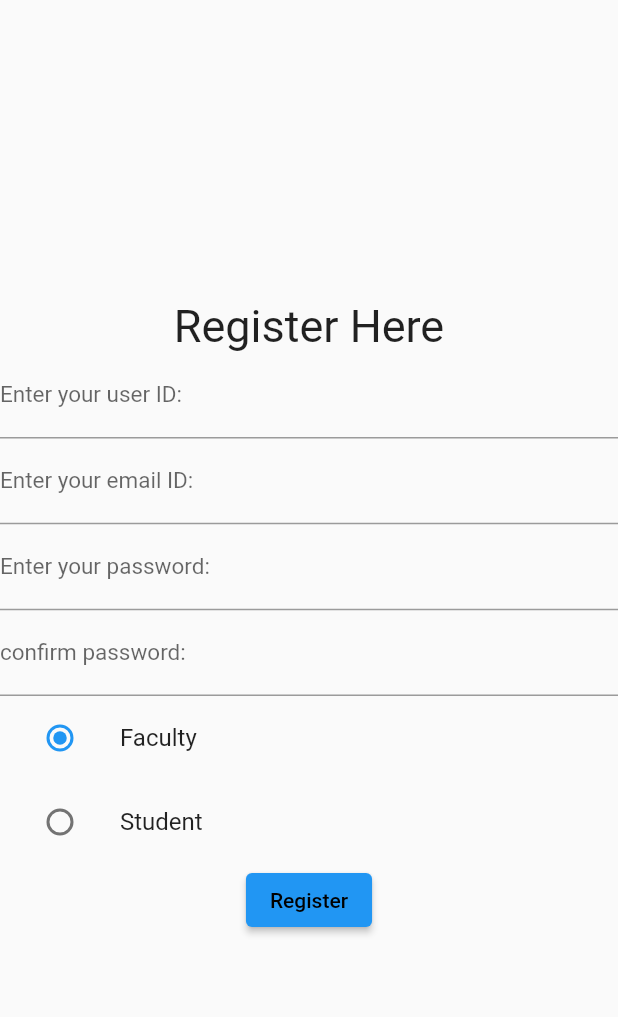
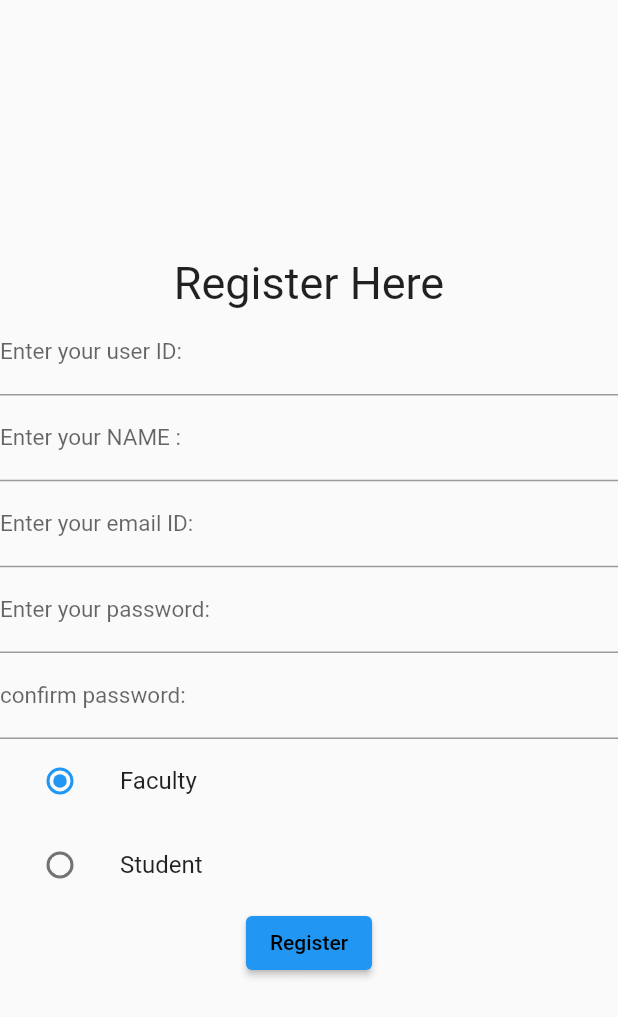
Before and after one commit to Being-Altruistic/AttendanceSystem_Flutter-main, a Flutter app: the screen it shows after launch, after a tap on "Sign In", on a phone screen of 412 x 824 dp. Shown: the top 1017 px of the screen. Run offline on Flutter 3.47's test engine with Material 2 defaults, Android fonts, the light colour scheme and no system bars; our stand-ins replace fluttertoast, shared_preferences; missing offline and left inert: dart:ffi, otp; network calls fail.

Commit message:
Added DrawerUserName instead of ID, Added NAME field in Registration, Modified DB parameters

```diff
--- a/lib/Dashboard.dart
+++ b/lib/Dashboard.dart
@@ -24,13 +24,15 @@ class Dashboard extends StatefulWidget {
 
 // Dashboard for Classroom Lists Nav Page
 class _DashboardState extends State<Dashboard> {
-  static String username = "";
+  static String user_name_saved_session_value = "";    // To access the stored user name session value to display in on DRAWER welcome message.
+  static String user_id_saved_session_value = "";      // To access the stored user ID session value to retrieve that user's respective classrooms
+
 
   // Session Management
   Future getUsername()async {
     SharedPreferences preferences = await SharedPreferences.getInstance();
     setState(() {
-      username = preferences.getString('username')!;
+      user_name_saved_session_value = preferences.getString('user_name')!;
     });
   }
 
@@ -43,12 +45,12 @@ class _DashboardState extends State<Dashboard> {
     // Getting the user_session value
 
     SharedPreferences preferences = await SharedPreferences.getInstance();
-    username = preferences.getString('username')!;
+    user_id_saved_session_value = preferences.getString('user_id')!;
 
     var url = "https://gopunchin.000webhostapp.com/get_classrooms_student.php";
     var response = await http.post(Uri.parse(url), body:
     {
-      'user_id': username
+      'user_id': user_id_saved_session_value
     });
     if(response.statusCode == 200) {
       final data = json.decode(response.body);
@@ -63,7 +65,9 @@ class _DashboardState extends State<Dashboard> {
   // LogOut Logic
   Future logOut(BuildContext context)async{
     SharedPreferences preferences = await SharedPreferences.getInstance();
-    preferences.remove('username');
+    preferences.remove('user_name');
+
+
     Fluttertoast.showToast(
         msg: "LogOut Successful",
         toastLength: Toast.LENGTH_SHORT,
@@ -111,7 +115,7 @@ class _DashboardState extends State<Dashboard> {
              DrawerHeader(decoration: BoxDecoration(
               color: Colors.cyan,
             ),
-              child: Text('Hello, $username',style:TextStyle(fontSize: 30),),
+              child: Text('Hello, $user_name_saved_session_value',style:TextStyle(fontSize: 20),),
             ),
             ListTile(
               title:  const Text('Log Out',style:TextStyle(color: Colors.red,fontSize: 25),),
--- a/lib/main.dart
+++ b/lib/main.dart
@@ -7,7 +7,7 @@ import 'login.dart';
 void main() async{
   WidgetsFlutterBinding.ensureInitialized();
   SharedPreferences preferences = await SharedPreferences.getInstance();
-  var username = preferences.getString('username');
+  var username = preferences.getString('user_name');
   runApp(MaterialApp(home: username == null ? HomePage(): Dashboard(),));
 }
 
--- a/lib/signin.dart
+++ b/lib/signin.dart
@@ -22,17 +22,19 @@ class _SigninPageState extends State<SigninPage> {
   TextEditingController user_email_id = TextEditingController();
   TextEditingController password = TextEditingController();
   TextEditingController conf_password = TextEditingController();
-  String selected_radio="";
+  TextEditingController user_name = TextEditingController();
+  String selected_radio="faculty";
 
   Future register()async{
 
 
-    if(password.text.isNotEmpty && user_id.text.isNotEmpty && user_email_id.text.isNotEmpty && conf_password.text.isNotEmpty){
+    if(password.text.isNotEmpty && user_id.text.isNotEmpty && user_name.text.isNotEmpty && user_email_id.text.isNotEmpty && conf_password.text.isNotEmpty){
       if(password.text == conf_password.text) {
         var url = "https://gopunchin.000webhostapp.com/RegisterUser.php";
         var response = await http.post(Uri.parse(url), body:
         {
           'user_id': user_id.text,
+          'user_name': user_name.text,
           'user_email': user_email_id.text,
           'password': password.text,
           'user_type': selected_radio,
@@ -110,6 +112,14 @@ class _SigninPageState extends State<SigninPage> {
                   labelText: 'Enter your user ID:'),
             ),
             TextFormField(
+              controller: user_name,
+              style: const TextStyle(fontSize: 15.0),
+              keyboardType: TextInputType.name,
+              decoration: const InputDecoration(
+                  border: UnderlineInputBorder(),
+                  labelText: 'Enter your NAME :'),
+            ),
+            TextFormField(
               controller: user_email_id,
               style: const TextStyle(fontSize: 15.0),
               keyboardType: TextInputType.emailAddress,
--- a/pubspec.yaml
+++ b/pubspec.yaml
@@ -32,6 +32,7 @@ dependencies:
   http:
   fluttertoast:
   shared_preferences:
+  otp:
 
   # The following adds the Cupertino Icons font to your application.
   # Use with the CupertinoIcons class for iOS style icons.
```
Also changed, not shown: lib/generateotp.dart (added, +65 -0 lines), lib/login.dart (+25 -8 lines), pubspec.lock.
